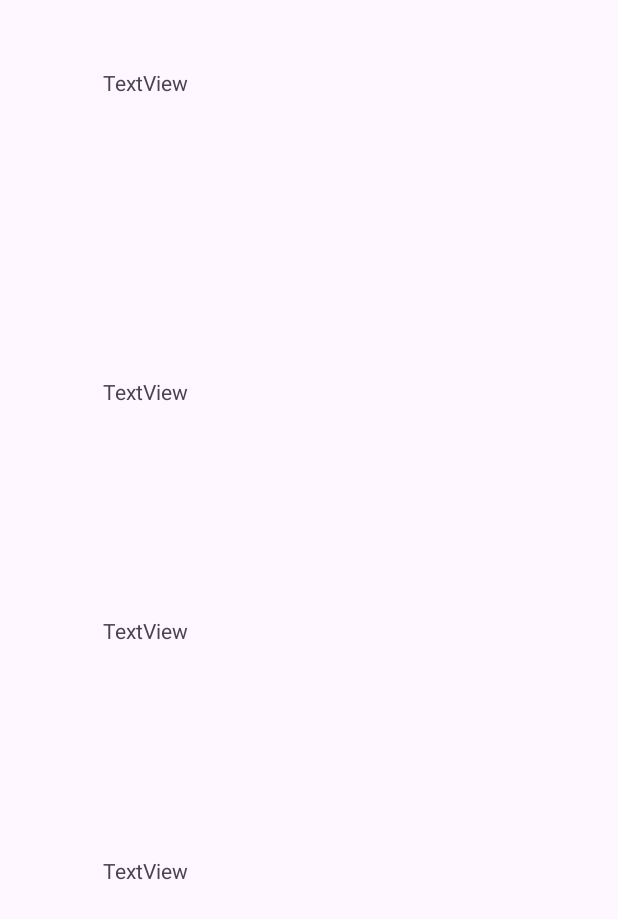
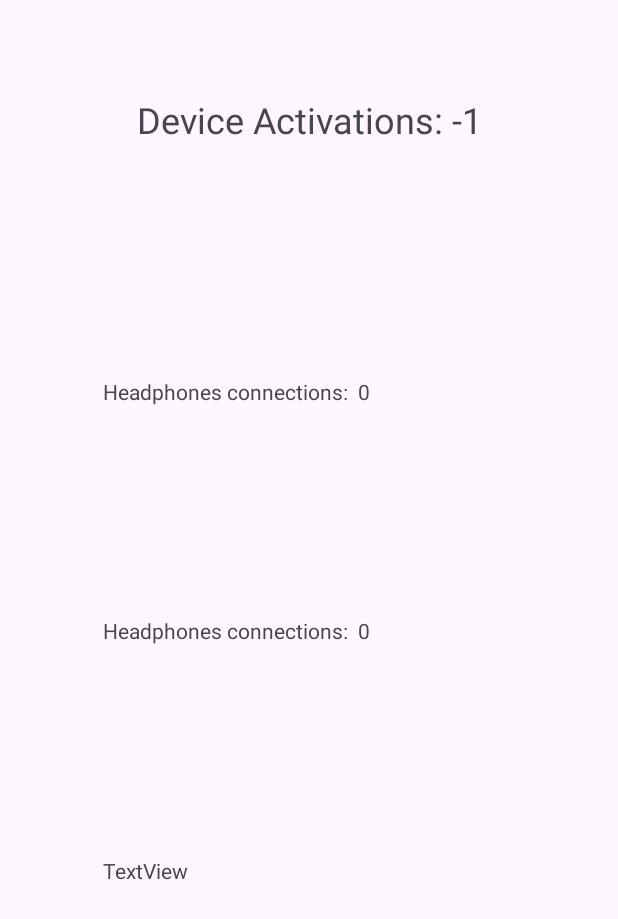
Before and after one commit to za6200/ex11, an Android app: the screen it shows after launch (MainActivity), on a phone screen of 412 x 824 dp. Before the commit the part shown is almost empty. Shown: the top 919 px of the screen. Run offline under Robolectric (Android 15) with nearby library versions, the phone set to English and light mode, and no system bars.

Commit message:
finished code works

```diff
--- a/app/src/main/java/com/example/ex11/MainActivity.java
+++ b/app/src/main/java/com/example/ex11/MainActivity.java
@@ -2,13 +2,80 @@ package com.example.ex11;
 
 import androidx.appcompat.app.AppCompatActivity;
 
+import android.content.Intent;
+import android.content.IntentFilter;
+import android.content.SharedPreferences;
 import android.os.Bundle;
+import android.widget.TextView;
 
 public class MainActivity extends AppCompatActivity {
+
+    TextView tv1, tv2, tv3;
+    int temp;
+    private static MainActivity ins;
+
+    private HeadPhonesReceiver hc;
+    private CustomReceiver CusomR;
+    private final String THC_REC = "com.example.ex11_2024.Receivers.CustomHPReciever";
 
     @Override
     protected void onCreate(Bundle savedInstanceState) {
         super.onCreate(savedInstanceState);
         setContentView(R.layout.activity_main);
+
+        tv1 = findViewById(R.id.tv1);
+        tv2 = findViewById(R.id.tv2);
+        tv3 = findViewById(R.id.tv3);
+        hc = new HeadPhonesReceiver();
+        CusomR = new CustomReceiver();
+
+        ins = this;
+
+        SharedPreferences bootcounter = getSharedPreferences("bootcount", MODE_PRIVATE);
+        temp = bootcounter.getInt("boot", -1);
+        tv1.setText("Device Activations: " + temp);
+        temp = bootcounter.getInt("hcon", 0);
+        tv2.setText("Headphones connections:  " + temp);
+        temp = bootcounter.getInt("thcon", 0);
+        tv3.setText("Headphones connections:  " + temp);
+
+
+    }
+
+    @Override
+    protected void onResume() {
+        super.onResume();
+        IntentFilter cf = new IntentFilter(Intent.ACTION_HEADSET_PLUG);
+        registerReceiver(hc, cf);
+        IntentFilter tcf = new IntentFilter(THC_REC);
+        registerReceiver(CusomR, tcf);
+    }
+
+    @Override
+    protected void onPause() {
+        super.onPause();
+        unregisterReceiver(hc);
+        unregisterReceiver(CusomR);
+    }
+
+    public void update_headphone(final String t) {
+        MainActivity.this.runOnUiThread(new Runnable() {
+            public void run() {
+                tv2.setText(t);
+            }
+        });
+
+    }
+    public static MainActivity  getInstance(){
+        return ins;
+    }
+
+    public void update_theadphone(String t) {
+        MainActivity.this.runOnUiThread(new Runnable() {
+            public void run()
+            {
+                tv3.setText(t);
+            }
+        });
     }
 }
--- a/app/src/main/res/layout/activity_main.xml
+++ b/app/src/main/res/layout/activity_main.xml
@@ -24,11 +24,13 @@
             android:layout_weight="1" />
 
         <TextView
-            android:id="@+id/textView2"
+            android:id="@+id/tv1"
             android:layout_width="match_parent"
             android:layout_height="0dp"
             android:layout_weight="1.5"
-            android:text="TextView" />
+            android:gravity="center"
+            android:text="Brodcast_Reciever"
+            android:textSize="24sp" />
 
         <Space
             android:layout_width="match_parent"
@@ -36,7 +38,7 @@
             android:layout_weight="3" />
 
         <TextView
-            android:id="@+id/textView3"
+            android:id="@+id/tv2"
             android:layout_width="match_parent"
             android:layout_height="0dp"
             android:layout_weight="2.5"
@@ -48,7 +50,7 @@
             android:layout_weight="1" />
 
         <TextView
-            android:id="@+id/textView4"
+            android:id="@+id/tv3"
             android:layout_width="match_parent"
             android:layout_height="0dp"
             android:layout_weight="2.5"
```
Also changed, not shown: app/src/main/AndroidManifest.xml (+30 -0 lines), app/src/main/java/com/example/ex11/BReceiver.java (added, +31 -0 lines), app/src/main/java/com/example/ex11/CustomReceiver.java (added, +30 -0 lines), app/src/main/java/com/example/ex11/HeadPhonesReceiver.java (added, +41 -0 lines), app/src/main/java/com/example/ex11/Recivers.java (added, +15 -0 lines).
